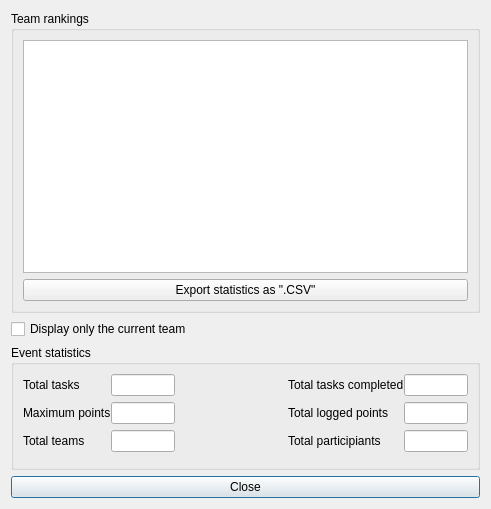
Above: gui_rankings.ui from FrankMamuda/ketoevent before the change. Below: the same form after it.
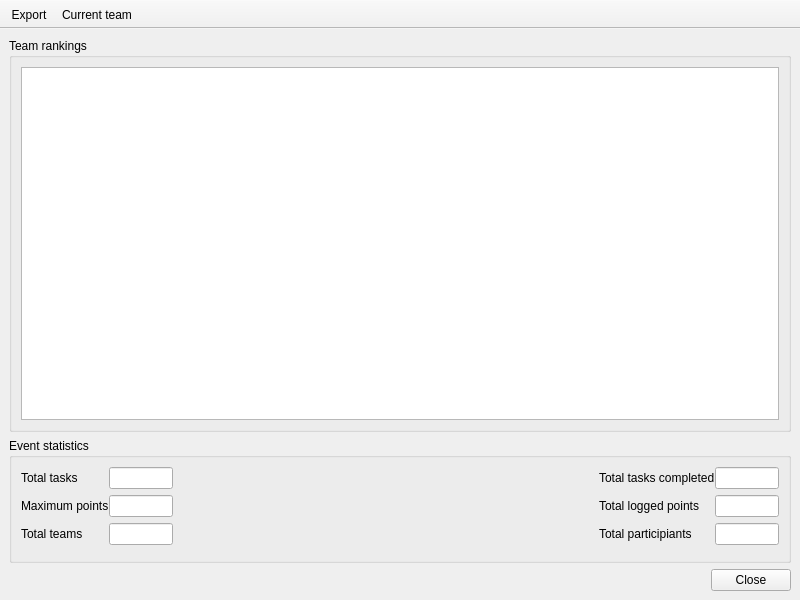
That is the form after the change. Icons and pictures are not drawn.

What changed in the file:
```diff
--- a/gui_rankings.ui
+++ b/gui_rankings.ui
@@ -1,21 +1,15 @@
 <?xml version="1.0" encoding="UTF-8"?>
 <ui version="4.0">
  <class>Gui_Rankings</class>
- <widget class="QDialog" name="Gui_Rankings">
+ <widget class="QMainWindow" name="Gui_Rankings">
   <property name="geometry">
    <rect>
     <x>0</x>
     <y>0</y>
-    <width>491</width>
-    <height>509</height>
+    <width>800</width>
+    <height>600</height>
    </rect>
   </property>
-  <property name="sizePolicy">
-   <sizepolicy hsizetype="MinimumExpanding" vsizetype="MinimumExpanding">
-    <horstretch>0</horstretch>
-    <verstretch>0</verstretch>
-   </sizepolicy>
-  </property>
   <property name="windowTitle">
    <string>Rankings</string>
   </property>
@@ -23,7 +17,8 @@
    <iconset resource="resources.qrc">
     <normaloff>:/icons/rankings_dialog_16</normaloff>:/icons/rankings_dialog_16</iconset>
   </property>
-  <layout class="QVBoxLayout" name="rankingLayout">
+  <widget class="QWidget" name="centralwidget">
+   <layout class="QVBoxLayout" name="verticalLayout_2">
    <item>
     <widget class="QGroupBox" name="groupRankings">
      <property name="sizePolicy">
@@ -43,27 +38,9 @@
         </property>
        </widget>
       </item>
-      <item>
-       <widget class="QPushButton" name="exportButton">
-        <property name="text">
-         <string>Export statistics as &quot;.CSV&quot;</string>
-        </property>
-        <property name="icon">
-         <iconset resource="resources.qrc">
-          <normaloff>:/icons/export_16</normaloff>:/icons/export_16</iconset>
-        </property>
-       </widget>
-      </item>
      </layout>
     </widget>
    </item>
-   <item>
-    <widget class="QCheckBox" name="checkCurrent">
-     <property name="text">
-      <string>Display only the current team</string>
-     </property>
-    </widget>
-   </item>
    <item>
     <widget class="QGroupBox" name="groupBox">
      <property name="title">
@@ -241,6 +218,21 @@
     </widget>
    </item>
    <item>
+     <layout class="QHBoxLayout" name="horizontalLayout_2">
+      <item>
+       <spacer name="horizontalSpacer_2">
+        <property name="orientation">
+         <enum>Qt::Horizontal</enum>
+        </property>
+        <property name="sizeHint" stdset="0">
+         <size>
+          <width>40</width>
+          <height>20</height>
+         </size>
+        </property>
+       </spacer>
+      </item>
+      <item>
     <widget class="QPushButton" name="closeButton">
      <property name="toolTip">
       <string>Close rankings dialog</string>
@@ -252,12 +244,58 @@
       <iconset resource="resources.qrc">
        <normaloff>:/icons/close_16</normaloff>:/icons/close_16</iconset>
      </property>
-     <property name="default">
+        <property name="autoDefault">
       <bool>true</bool>
      </property>
     </widget>
    </item>
   </layout>
+    </item>
+   </layout>
+  </widget>
+  <widget class="QToolBar" name="toolBar">
+   <property name="windowTitle">
+    <string>toolBar</string>
+   </property>
+   <property name="movable">
+    <bool>false</bool>
+   </property>
+   <property name="allowedAreas">
+    <set>Qt::TopToolBarArea</set>
+   </property>
+   <property name="toolButtonStyle">
+    <enum>Qt::ToolButtonTextUnderIcon</enum>
+   </property>
+   <attribute name="toolBarArea">
+    <enum>TopToolBarArea</enum>
+   </attribute>
+   <attribute name="toolBarBreak">
+    <bool>false</bool>
+   </attribute>
+   <addaction name="actionExport"/>
+   <addaction name="actionCurrentTeam"/>
+  </widget>
+  <action name="actionExport">
+   <property name="icon">
+    <iconset resource="resources.qrc">
+     <normaloff>:/icons/export_16</normaloff>:/icons/export_16</iconset>
+   </property>
+   <property name="text">
+    <string>Export</string>
+   </property>
+  </action>
+  <action name="actionCurrentTeam">
+   <property name="checkable">
+    <bool>true</bool>
+   </property>
+   <property name="icon">
+    <iconset resource="resources.qrc">
+     <normaloff>:/icons/teams_48</normaloff>:/icons/teams_48</iconset>
+   </property>
+   <property name="text">
+    <string>Current team</string>
+   </property>
+  </action>
  </widget>
  <resources>
   <include location="resources.qrc"/>
```
Left out of the diff: 21 changed lines with no effect on the pictures. Lines whose indentation alone changed are shown as unchanged.
